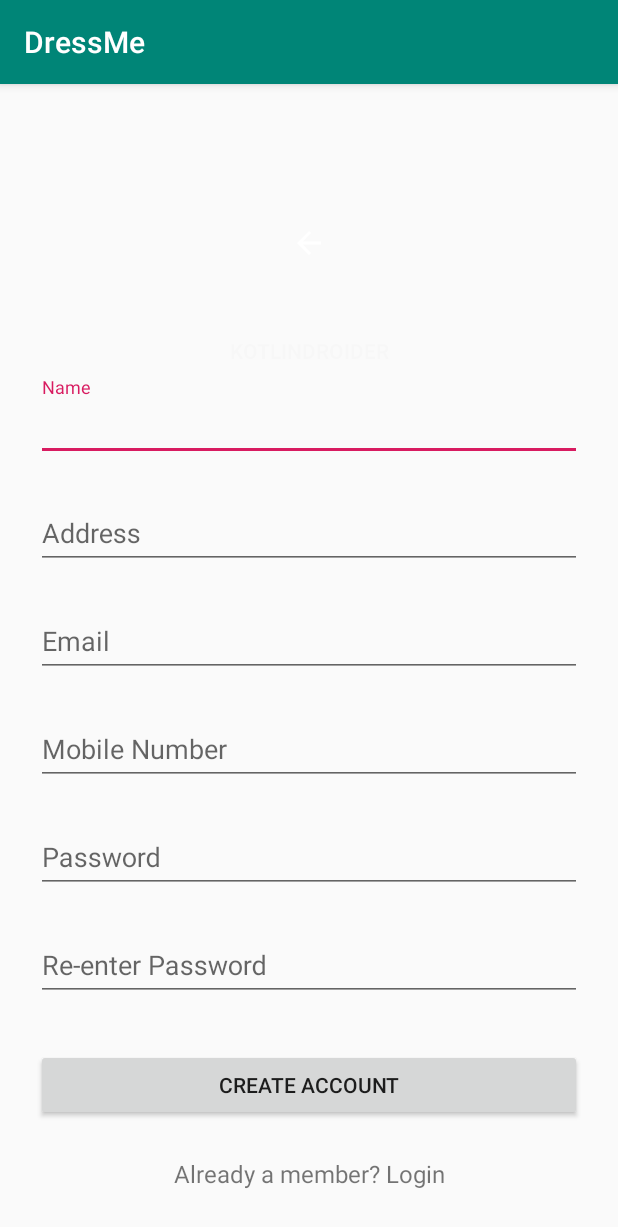
After one commit to IgorTheSimplifier/DressMe, an Android app: the SignupActivity screen opened directly, with no data from a screen before it, on a phone screen of 412 x 824 dp. The commit adds this screen. Shown: the top 1227 px of the screen. Run offline under Robolectric (Android 15) with nearby library versions, the phone set to English and light mode, and no system bars.

Commit message:
login or Register and Redirection

```diff
--- a/app/src/main/AndroidManifest.xml
+++ b/app/src/main/AndroidManifest.xml
@@ -9,9 +9,10 @@
         android:roundIcon="@mipmap/ic_launcher_round"
         android:supportsRtl="true"
         android:theme="@style/AppTheme">
-        <activity android:name=".MainActivity" />
+        <activity android:name=".SignupActivity"></activity>
+        <activity android:name=".LoginActivity" />
         <activity
-            android:name=".LoginActivity"
+            android:name=".MainActivity"
             android:label="@string/app_name">
             <intent-filter>
                 <action android:name="android.intent.action.MAIN" />
--- /dev/null
+++ b/app/src/main/res/layout/activity_signup.xml
@@ -0,0 +1,144 @@
+<?xml version="1.0" encoding="utf-8"?>
+<ScrollView xmlns:android="http://schemas.android.com/apk/res/android"
+    android:layout_width="fill_parent"
+    android:layout_height="fill_parent"
+    android:fitsSystemWindows="true">
+
+    <LinearLayout
+        android:layout_width="match_parent"
+        android:layout_height="wrap_content"
+        android:orientation="vertical"
+        android:paddingLeft="24dp"
+        android:paddingRight="24dp"
+        android:paddingTop="56dp">
+
+        <ImageView
+            android:layout_width="wrap_content"
+            android:layout_height="100dp"
+            android:layout_gravity="center_horizontal"
+            android:layout_marginBottom="12dp"
+            android:src="@drawable/abc_vector_test" />
+
+
+        <TextView
+            android:layout_width="match_parent"
+            android:layout_height="wrap_content"
+            android:layout_gravity="center_horizontal"
+            android:gravity="center_horizontal"
+            android:text="KotlinDroider"
+            android:textAllCaps="true"
+            android:textColor="@color/cardview_shadow_end_color"
+            android:textStyle="bold" />
+        <!-- Name Label -->
+        <com.google.android.material.textfield.TextInputLayout
+            android:layout_width="match_parent"
+            android:layout_height="wrap_content"
+            android:layout_marginBottom="8dp"
+            android:layout_marginTop="8dp">
+
+            <EditText
+                android:id="@+id/input_name"
+                android:layout_width="match_parent"
+                android:layout_height="wrap_content"
+                android:hint="Name"
+                android:inputType="textPersonName" />
+        </com.google.android.material.textfield.TextInputLayout>
+
+        <!-- Address Label -->
+        <com.google.android.material.textfield.TextInputLayout
+            android:layout_width="match_parent"
+            android:layout_height="wrap_content"
+            android:layout_marginBottom="8dp"
+            android:layout_marginTop="8dp">
+
+            <EditText
+                android:id="@+id/input_address"
+                android:layout_width="match_parent"
+                android:layout_height="wrap_content"
+                android:hint="Address"
+                android:inputType="textPostalAddress" />
+        </com.google.android.material.textfield.TextInputLayout>
+
+
+        <!--  Email Label -->
+        <com.google.android.material.textfield.TextInputLayout
+            android:layout_width="match_parent"
+            android:layout_height="wrap_content"
+            android:layout_marginBottom="8dp"
+            android:layout_marginTop="8dp">
+
+            <EditText
+                android:id="@+id/input_email"
+                android:layout_width="match_parent"
+                android:layout_height="wrap_content"
+                android:hint="Email"
+                android:inputType="textEmailAddress" />
+        </com.google.android.material.textfield.TextInputLayout>
+
+
+        <!-- mobile number -->
+        <com.google.android.material.textfield.TextInputLayout
+            android:layout_width="match_parent"
+            android:layout_height="wrap_content"
+            android:layout_marginBottom="8dp"
+            android:layout_marginTop="8dp">
+
+            <EditText
+                android:id="@+id/input_mobile"
+                android:layout_width="match_parent"
+                android:layout_height="wrap_content"
+                android:hint="Mobile Number"
+                android:inputType="number" />
+        </com.google.android.material.textfield.TextInputLayout>
+
+        <!-- Password Label -->
+        <com.google.android.material.textfield.TextInputLayout
+            android:layout_width="match_parent"
+            android:layout_height="wrap_content"
+            android:layout_marginBottom="8dp"
+            android:layout_marginTop="8dp">
+
+            <EditText
+                android:id="@+id/input_password"
+                android:layout_width="match_parent"
+                android:layout_height="wrap_content"
+                android:hint="Password"
+                android:inputType="textPassword" />
+        </com.google.android.material.textfield.TextInputLayout>
+
+        <!-- Password Re-enter Label -->
+        <com.google.android.material.textfield.TextInputLayout
+            android:layout_width="match_parent"
+            android:layout_height="wrap_content"
+            android:layout_marginBottom="8dp"
+            android:layout_marginTop="8dp">
+
+            <EditText
+                android:id="@+id/input_reEnterPassword"
+                android:layout_width="match_parent"
+                android:layout_height="wrap_content"
+                android:hint="Re-enter Password"
+                android:inputType="textPassword" />
+        </com.google.android.material.textfield.TextInputLayout>
+
+        <!-- Signup Button -->
+        <androidx.appcompat.widget.AppCompatButton
+            android:id="@+id/btn_signup"
+            android:layout_width="fill_parent"
+            android:layout_height="wrap_content"
+            android:layout_marginBottom="24dp"
+            android:layout_marginTop="24dp"
+            android:padding="12dp"
+            android:text="Create Account" />
+
+        <TextView
+            android:id="@+id/link_login"
+            android:layout_width="fill_parent"
+            android:layout_height="wrap_content"
+            android:layout_marginBottom="24dp"
+            android:gravity="center"
+            android:text="Already a member? Login"
+            android:textSize="16dip" />
+
+    </LinearLayout>
+</ScrollView>
--- a/app/src/main/res/values/styles.xml
+++ b/app/src/main/res/values/styles.xml
@@ -8,4 +8,13 @@
         <item name="colorAccent">@color/colorAccent</item>
     </style>
 
+    <style name="AppTheme.NoActionBar">
+        <item name="windowActionBar">false</item>
+        <item name="windowNoTitle">true</item>
+    </style>
+
+    <style name="AppTheme.AppBarOverlay" parent="ThemeOverlay.AppCompat.Dark.ActionBar" />
+
+    <style name="AppTheme.PopupOverlay" parent="ThemeOverlay.AppCompat.Light" />
+
 </resources>
```
Also changed, not shown: app/src/main/java/com/example/dressme/MainActivity.kt (+12 -6 lines), app/src/main/java/com/example/dressme/SignupActivity.kt (added, +158 -0 lines), app/src/main/res/layout/activity_main.xml (+4 -4 lines).
